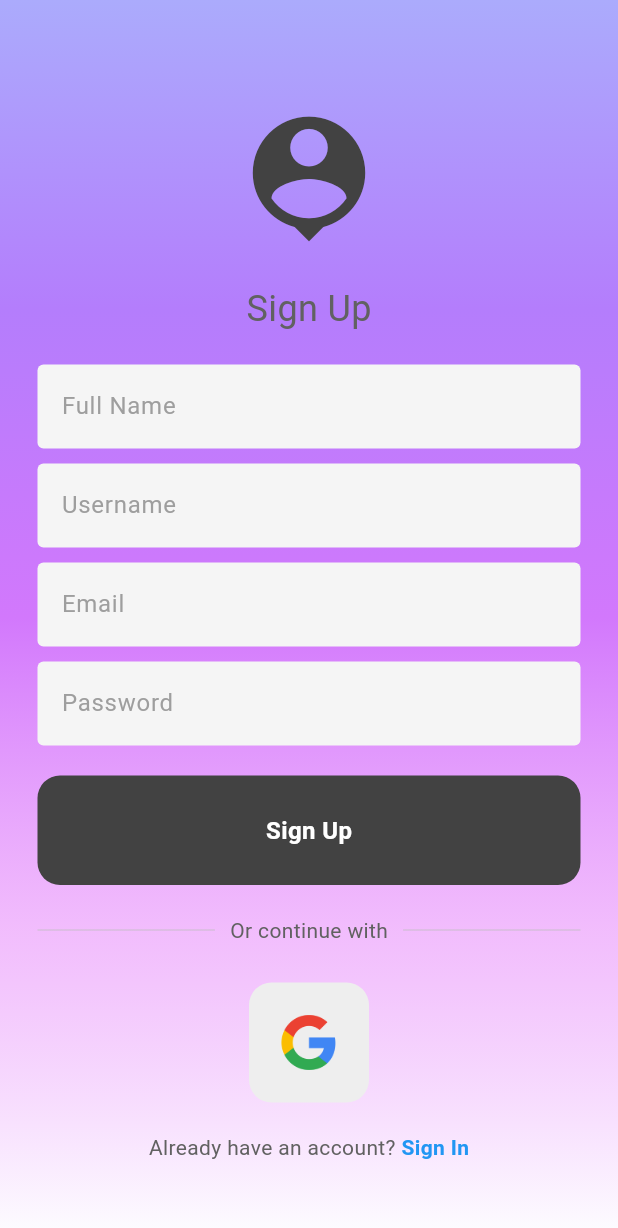
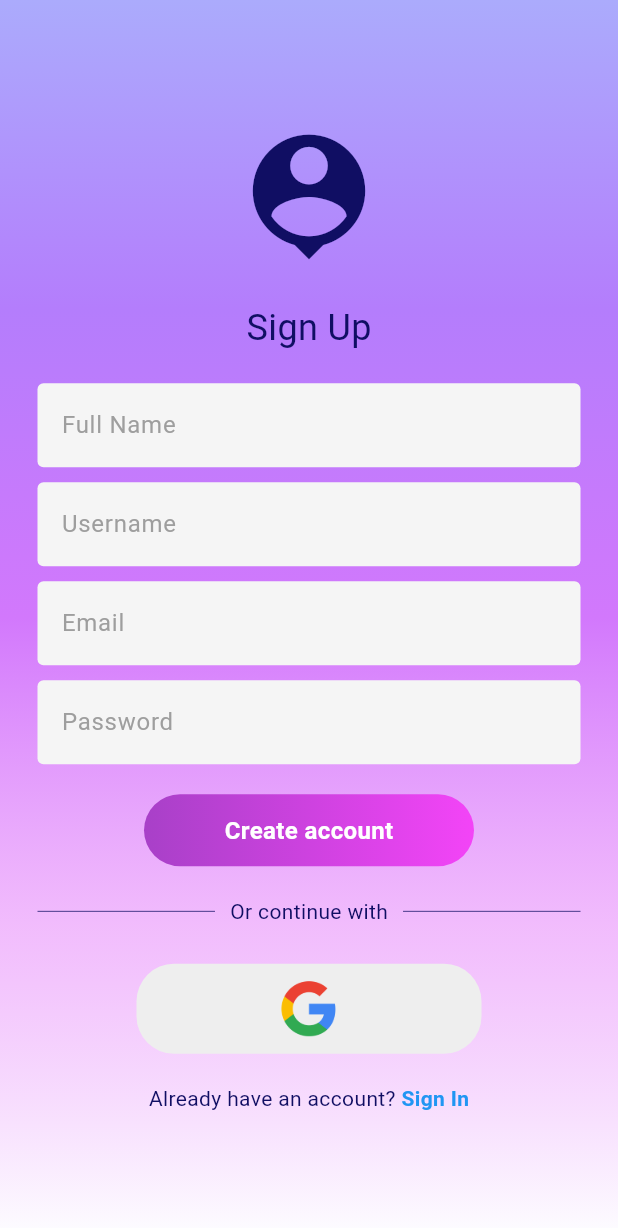
Before and after one commit to Edwinexd/dsv-pvt, a Flutter app: the screen it shows after launch, after a tap on "Register Now", on a phone screen of 412 x 824 dp. Shown: the top 1228 px of the screen. Run offline on Flutter 3.47's test engine with Material 3 defaults, Android fonts, the phone set to English and light mode, and no system bars; our stand-ins replace dio, flutter_dotenv, google_fonts; missing offline and left inert: location_picker_flutter_map.

Commit message:
Edited login and signup from figma

```diff
--- a/flutter_application/lib/components/MyButton.dart
+++ b/flutter_application/lib/components/MyButton.dart
@@ -34,11 +34,13 @@ class _MyButtonState extends State<MyButton> {
       },
       onTap: widget.onTap,
       child: Container(
-        padding: const EdgeInsets.all(25),
+        width: 175,
+        height: 50,
+        padding: const EdgeInsets.all(10),
         margin: const EdgeInsets.symmetric(horizontal: 25.0),
         decoration: BoxDecoration(
-          color: _isPressed ? Colors.grey[400] : Colors.grey[800],
-          borderRadius: BorderRadius.circular(15),
+          color: _isPressed ? const Color.fromARGB(255, 245, 156, 104) : const Color.fromARGB(255,255,92,00),
+          borderRadius: BorderRadius.circular(25),
         ),
         child: Center(
           child: Text(
--- /dev/null
+++ b/flutter_application/lib/components/gradient_button.dart
@@ -0,0 +1,40 @@
+import 'package:flutter/material.dart';
+
+class GradientButton extends StatelessWidget {
+  final String buttonText;
+  final Function() onTap;
+
+  const GradientButton({Key? key, required this.buttonText, required this.onTap}) : super(key: key);
+
+  @override
+  Widget build(BuildContext context) {
+    return GestureDetector(
+      onTap: onTap,
+      child: Container(
+        width: 220,  // Set width to fit your layout or use MediaQuery for responsiveness
+        height: 48,  // Set height to fit your design
+        decoration: BoxDecoration(
+          gradient: const LinearGradient(
+            colors: [
+              Color(0xFFA840C8),  // Start color of the gradient
+              Color(0xFFF344F7)   // End color of the gradient
+            ],
+            begin: Alignment.centerLeft,
+            end: Alignment.centerRight,
+          ),
+          borderRadius: BorderRadius.circular(30),  // Adjust radius to match your design
+        ),
+        child: Center(
+          child: Text(
+            buttonText,
+            style: const TextStyle(
+              color: Colors.white,
+              fontSize: 16,
+              fontWeight: FontWeight.bold,
+            ),
+          ),
+        ),
+      ),
+    );
+  }
+}
--- a/flutter_application/lib/components/square_tile.dart
+++ b/flutter_application/lib/components/square_tile.dart
@@ -11,12 +11,14 @@ class SquareTile extends StatelessWidget {
   @override
   Widget build(BuildContext context) {
     return Container(
-      padding: const EdgeInsets.all(20),
+      width: 230,
+      height: 60,
+      padding: const EdgeInsets.all(10),
       decoration: BoxDecoration(
         //border: Border.all(
           //color: Colors.white
           //),
-        borderRadius: BorderRadius.circular(15),
+        borderRadius: BorderRadius.circular(25),
         color: Colors.grey[200],
       ),
       child: Image.asset(
--- a/flutter_application/lib/views/login_page.dart
+++ b/flutter_application/lib/views/login_page.dart
@@ -55,14 +55,14 @@ class _LoginPageState extends State<LoginPage> {
               mainAxisAlignment: MainAxisAlignment.center,
               children: [
                 const SizedBox(height: 50),
-                Icon(
+                const Icon(
                   Icons.person,
                   size: 100,
-                  color: Colors.grey[800],
+                  color: Color.fromARGB(255, 16,14,99),
                 ),
                 const SizedBox(height: 40),
-                Text('Welcome!',
-                    style: TextStyle(color: Colors.grey[700], fontSize: 16)),
+                const Text('Welcome!',
+                    style: TextStyle(color: Color.fromARGB(255, 16,14,99), fontSize: 16)),
                 const SizedBox(height: 25),
                 MyTextField(
                   controller: usernameController,
@@ -76,13 +76,13 @@ class _LoginPageState extends State<LoginPage> {
                   obscureText: true,
                 ),
                 const SizedBox(height: 10),
-                Padding(
-                  padding: const EdgeInsets.symmetric(horizontal: 25.0),
+                const Padding(
+                  padding: EdgeInsets.symmetric(horizontal: 25.0),
                   child: Row(
                     mainAxisAlignment: MainAxisAlignment.end,
                     children: [
                       Text('Forgot Password?',
-                          style: TextStyle(color: Colors.grey[600]))
+                          style: TextStyle(color: Color.fromARGB(255, 16,14,99)))
                     ],
                   ),
                 ),
@@ -92,25 +92,25 @@ class _LoginPageState extends State<LoginPage> {
                   onTap: signUserIn,
                 ),
                 const SizedBox(height: 50),
-                Padding(
-                  padding: const EdgeInsets.symmetric(horizontal: 25.0),
+                const Padding(
+                  padding: EdgeInsets.symmetric(horizontal: 25.0),
                   child: Row(
                     children: [
                       Expanded(
                         child: Divider(
                           thickness: 0.5,
-                          color: Colors.grey[400],
+                          color: Color.fromARGB(255, 16,14,99),
                         ),
                       ),
                       Padding(
-                        padding: const EdgeInsets.symmetric(horizontal: 10.0),
+                        padding: EdgeInsets.symmetric(horizontal: 10.0),
                         child: Text('Or continue with',
-                            style: TextStyle(color: Colors.grey[700])),
+                            style: TextStyle(color: Color.fromARGB(255, 16,14,99))),
                       ),
                       Expanded(
                         child: Divider(
                           thickness: 0.5,
-                          color: Colors.grey[400],
+                          color: Color.fromARGB(255, 16,14,99),
                         ),
                       ),
                     ],
@@ -128,7 +128,7 @@ class _LoginPageState extends State<LoginPage> {
                   mainAxisAlignment: MainAxisAlignment.center,
                   children: [
                     Text('Not a member?',
-                        style: TextStyle(color: Colors.grey[700])),
+                        style: const TextStyle(color: Color.fromARGB(255, 16,14,99))),
                     const SizedBox(width: 4),
                     GestureDetector(
                       onTap: () {
--- a/flutter_application/lib/views/sign_up_page.dart
+++ b/flutter_application/lib/views/sign_up_page.dart
@@ -1,4 +1,5 @@
 import 'package:flutter/material.dart';
+import 'package:flutter_application/components/gradient_button.dart';
 import 'package:flutter_application/components/my_textfield.dart';
 import 'package:flutter_application/components/MyButton.dart';
 import 'package:flutter_application/components/square_tile.dart';
@@ -7,18 +8,16 @@ class SignUpPage extends StatefulWidget {
   SignUpPage({super.key});
 
   @override
-  State<SignUpPage> createState() => SignUpPageState();
+  State<SignUpPage> createState() => _SignUpPageState();
 }
 
-class SignUpPageState extends State<SignUpPage> {
-  // text editing controllers
+class _SignUpPageState extends State<SignUpPage> {
   final nameController = TextEditingController();
   final usernameController = TextEditingController();
   final emailController = TextEditingController();
   final passwordController = TextEditingController();
 
   void registerUser() {
-    // Here you can add the logic to handle user registration
     showDialog(
       context: context,
       builder: (context) {
@@ -28,9 +27,8 @@ class SignUpPageState extends State<SignUpPage> {
       },
     );
 
-    // Simulate a delay for the registration process
-    Future.delayed(Duration(seconds: 3), () {
-      Navigator.pop(context); // This dismisses the CircularProgressIndicator
+    Future.delayed(const Duration(seconds: 3), () {
+      Navigator.pop(context); // Dismiss the CircularProgressIndicator
     });
   }
 
@@ -57,104 +55,72 @@ class SignUpPageState extends State<SignUpPage> {
               child: Column(
                 mainAxisAlignment: MainAxisAlignment.center,
                 children: [
-                  const SizedBox(height: 20),
-                  Icon(
-                    Icons.person_pin,
-                    size: 100,
-                    color: Colors.grey[800],
-                  ),
-                  const SizedBox(height: 20),
-                  Text('Sign Up',
-                      style: TextStyle(
-                        color: Colors.grey[700],
-                        fontSize: 24,
-                      )),
-                  const SizedBox(height: 20),
+                  const Icon(Icons.person_pin, size: 100, color: Color.fromARGB(255, 16,14,99)),
+                  SizedBox(height: 20),
+                  const Text('Sign Up',
+                      style: TextStyle(color: Color.fromARGB(255, 16,14,99), fontSize: 24)),
+                  SizedBox(height: 20),
                   MyTextField(
                       controller: nameController,
                       hintText: 'Full Name',
-                    obscureText: false,
-                  ),
-                  const SizedBox(height: 10),
+                      obscureText: false),
+                  SizedBox(height: 10),
                   MyTextField(
                       controller: usernameController,
                       hintText: 'Username',
-                    obscureText: false,
-                  ),
-                  const SizedBox(height: 10),
+                      obscureText: false),
+                  SizedBox(height: 10),
                   MyTextField(
                       controller: emailController,
                       hintText: 'Email',
-                    obscureText: false,
-                  ),
-                  const SizedBox(height: 10),
+                      obscureText: false),
+                  SizedBox(height: 10),
                   MyTextField(
                       controller: passwordController,
                       hintText: 'Password',
-                    obscureText: true,
+                      obscureText: true),
+                  SizedBox(height: 20),
+                  GradientButton(
+                    buttonText: "Create account",
+                    onTap: registerUser,
                   ),
-                  const SizedBox(height: 20),
-                  MyButton(
-                    onTap: registerUser,
-                    buttonText: 'Sign Up',
-                  ),
-                  const SizedBox(height: 20),
-                  Padding(
-                    padding: const EdgeInsets.symmetric(horizontal: 25.0),
+                  SizedBox(height: 20),
+                  const Padding(
+                    padding: EdgeInsets.symmetric(horizontal: 25.0),
                     child: Row(
                       children: [
                         Expanded(
                             child: Divider(
-                            thickness: 0.5,
-                            color: Colors.grey[400],
-                          ),
-                        ),
+                                color: Color.fromARGB(255, 16,14,99), thickness: 0.5)),
                         Padding(
-                          padding: const EdgeInsets.symmetric(horizontal: 10.0),
-                          child: Text(
-                            'Or continue with',
-                            style: TextStyle(color: Colors.grey[700]),
-                          ),
+                          padding: EdgeInsets.symmetric(horizontal: 10.0),
+                          child: Text('Or continue with',
+                              style: TextStyle(color: Color.fromARGB(255, 16,14,99))),
                         ),
                         Expanded(
                             child: Divider(
-                            thickness: 0.5,
-                            color: Colors.grey[400],
-                          ),
-                        ),
+                                color: Color.fromARGB(255, 16,14,99), thickness: 0.5)),
                       ],
                     ),
                   ),
-                  const SizedBox(
-                    height: 25,
-                  ),
+                  SizedBox(height: 25),
                   const Row(
                       mainAxisAlignment: MainAxisAlignment.center,
                       children: [
-                      SquareTile(imagePath: 'lib/images/google.png'),
-                    ],
-                  ),
-                  const SizedBox(height: 20),
+                        SquareTile(imagePath: 'lib/images/google.png')
+                      ]),
+                  SizedBox(height: 20),
                   Row(
                     mainAxisAlignment: MainAxisAlignment.center,
                     children: [
-                      Text(
-                        'Already have an account?',
-                        style: TextStyle(
-                          color: Colors.grey[700],
-                        ),
-                      ),
+                      Text('Already have an account?',
+                          style: const TextStyle(color: Color.fromARGB(255, 16,14,99))),
                       GestureDetector(
-                        onTap: () {
-                          Navigator.pop(context);
-                        },
-                        child: const Text(
-                          ' Sign In',
+                        onTap: () => Navigator.pop(context),
+                        child: const Text(' Sign In',
                             style: TextStyle(
                                 color: Colors.blue,
-                            fontWeight: FontWeight.bold,
-                          ),
-                        ),
+                                fontWeight: FontWeight.bold)),
                       ),
                     ],
                   )
```
Lines whose indentation alone changed are shown as unchanged.
